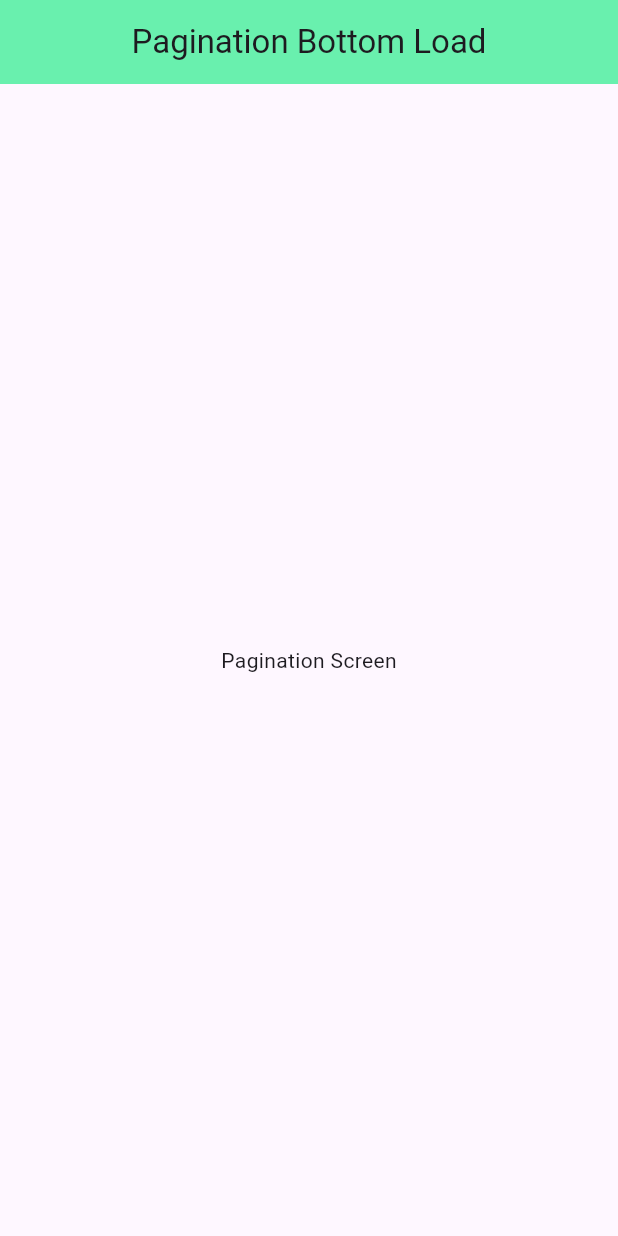
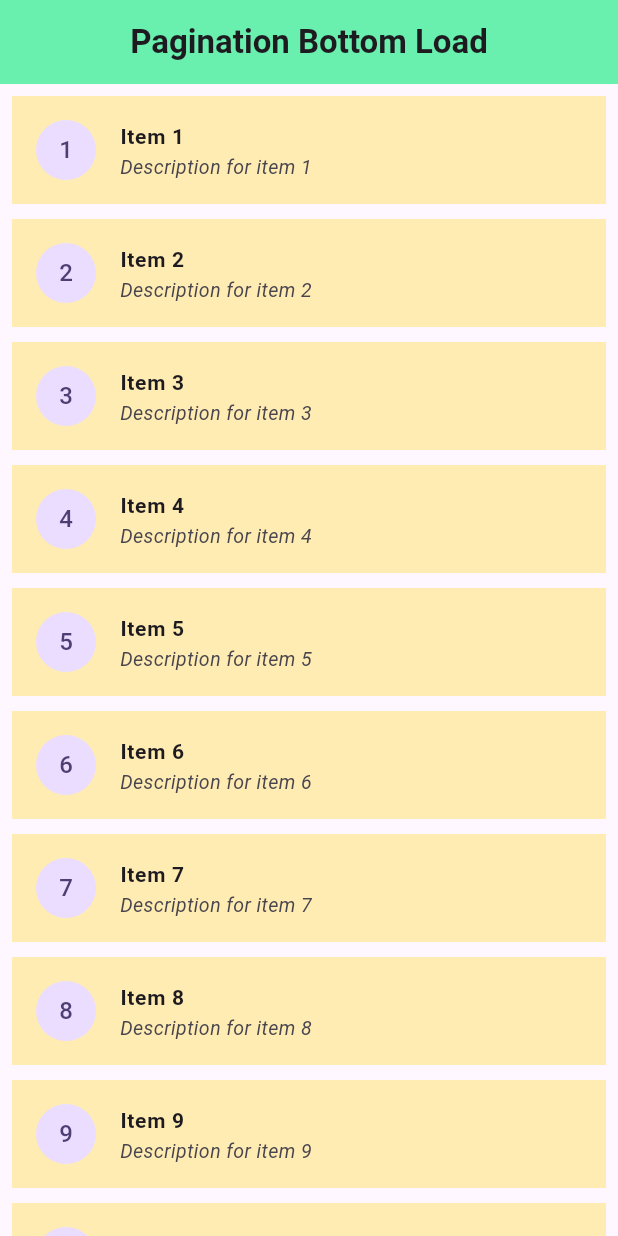
Before and after one commit to The-IK11/Pagination-with-RxDart, a Flutter app: the screen it shows after launch, on a phone screen of 412 x 824 dp. Run offline on Flutter 3.47's test engine with Material 3 defaults, Android fonts, the phone set to English and light mode, and no system bars; our stand-ins replace google_fonts; Roboto replaces fonts that are missing (Laila).

Commit message:
Implement pagination feature with loading indicator and item repository

```diff
--- /dev/null
+++ b/lib/data/datasources/local_item_datasource.dart
@@ -0,0 +1,22 @@
+import 'dart:async';
+
+import 'package:pagination_with_rxdart/data/models/item_model.dart';
+
+/// Simple local datasource returning a small hard-coded list of items.
+class LocalItemDatasource {
+  Future<List<ItemModel>> getItems() async {
+    // simulate a short delay as if reading from disk / network
+    await Future.delayed(const Duration(milliseconds: 250));
+
+    final raw = [
+      {'id': 1, 'title': 'Apples', 'description': 'Fresh red apples.'},
+      {'id': 2, 'title': 'Bananas', 'description': 'Ripe yellow bananas.'},
+      {'id': 3, 'title': 'Cherries', 'description': 'Sweet cherries.'},
+      {'id': 4, 'title': 'Dates', 'description': 'Dried dates.'},
+      {'id': 5, 'title': 'Elderberries', 'description': 'Tart elderberries.'},
+      {'id': 6, 'title': 'Figs', 'description': 'Delicious figs.'},
+    ];
+
+    return raw.map((m) => ItemModel.fromJson(m)).toList(growable: false);
+  }
+}
--- /dev/null
+++ b/lib/data/models/item_model.dart
@@ -0,0 +1,22 @@
+import 'package:pagination_with_rxdart/domain/entities/item.dart';
+
+class ItemModel extends Item {
+  const ItemModel({required int id, required String title, required String description})
+      : super(id: id, title: title, description: description);
+
+  factory ItemModel.fromJson(Map<String, dynamic> json) {
+    return ItemModel(
+      id: json['id'] as int,
+      title: json['title'] as String,
+      description: json['description'] as String,
+    );
+  }
+
+  Map<String, dynamic> toJson() {
+    return {
+      'id': id,
+      'title': title,
+      'description': description,
+    };
+  }
+}
--- /dev/null
+++ b/lib/data/repositories/item_repository_impl.dart
@@ -0,0 +1,16 @@
+import 'package:pagination_with_rxdart/data/datasources/local_item_datasource.dart';
+import 'package:pagination_with_rxdart/domain/entities/item.dart';
+import 'package:pagination_with_rxdart/domain/repositories/item_repository.dart';
+
+class ItemRepositoryImpl implements ItemRepository {
+  final LocalItemDatasource datasource;
+
+  ItemRepositoryImpl(this.datasource);
+
+  @override
+  Future<List<Item>> fetchItems() async {
+    // simply delegate to the datasource in this simple example
+    final models = await datasource.getItems();
+    return models;
+  }
+}
--- /dev/null
+++ b/lib/domain/entities/item.dart
@@ -0,0 +1,7 @@
+class Item {
+  final int id;
+  final String title;
+  final String description;
+
+  const Item({required this.id, required this.title, required this.description});
+}
--- /dev/null
+++ b/lib/domain/repositories/item_repository.dart
@@ -0,0 +1,9 @@
+import 'package:pagination_with_rxdart/domain/entities/item.dart';
+
+abstract class ItemRepository {
+  /// Fetches a list of items.
+  ///
+  /// Returns a [List<Item>] on success. Implementations may fetch from
+  /// remote or local sources.
+  Future<List<Item>> fetchItems();
+}
--- a/lib/main.dart
+++ b/lib/main.dart
@@ -1,4 +1,5 @@
 import 'package:flutter/material.dart';
+import 'package:google_fonts/google_fonts.dart';
 import 'package:pagination_with_rxdart/presentaion/pagination_screen.dart';
 
 void main() {
@@ -15,7 +16,9 @@ class MyApp extends StatelessWidget {
       debugShowCheckedModeBanner: false,
       title: 'Pagination Flutter Demo',
       theme: ThemeData(
-
+   textTheme: GoogleFonts.lailaTextTheme(
+      Theme.of(context).textTheme,
+    ),
         colorScheme: ColorScheme.fromSeed(seedColor: Colors.deepPurple),
       ),
       home: const PaginationScreen(),
--- a/lib/presentaion/pagination_screen.dart
+++ b/lib/presentaion/pagination_screen.dart
@@ -1,4 +1,8 @@
 import 'package:flutter/material.dart';
+import 'package:pagination_with_rxdart/domain/entities/item.dart';
+import 'package:pagination_with_rxdart/data/datasources/local_item_datasource.dart';
+import 'package:pagination_with_rxdart/data/repositories/item_repository_impl.dart';
+import 'package:pagination_with_rxdart/presentaion/widgets/custom_loading_indicator.dart';
 
 class PaginationScreen extends StatefulWidget {
   const PaginationScreen({super.key});
@@ -8,20 +12,91 @@ class PaginationScreen extends StatefulWidget {
 }
 
 class _PaginationScreenState extends State<PaginationScreen> {
+
+
+  @override
+  void initState() {
+    super.initState();
+    //Implement it next
+    // _repository = ItemRepositoryImpl(LocalItemDatasource());
+    // _loadItems();
+  }
+  // List to hold items (domain entity)
+  List<Item> items = List.generate(
+    20,
+    (index) => Item(
+      id: index + 1,
+      title: 'Item ${index + 1}',
+      description: 'Description for item ${index + 1}',
+    ),
+  );
+  bool _loading = false;
+
+  late final ItemRepositoryImpl _repository;
+
+
   @override
   Widget build(BuildContext context) {
     return Scaffold(
       appBar: AppBar(
         animateColor: true,
         backgroundColor: Colors.greenAccent,
-        shadowColor: Color.fromARGB(255, 249, 249, 249),
+        shadowColor: Color.fromARGB(221, 249, 249, 249),
         centerTitle: true,
 
-        title: const Text('Pagination Bottom Load'),
+        title: const Text('Pagination Bottom Load',style: TextStyle(fontWeight: FontWeight.bold),) ,
       ),
-      body: const Center(
-        child: Text('Pagination Screen'),
+      body: SafeArea(
+        child: _loading
+            ? const Center(child: CircularProgressIndicator())
+            : Column(
+                children: [
+                  Expanded(
+                    child: ListView.separated(
+                      padding: const EdgeInsets.all(8),
+                      itemCount: items.length + 1,
+                      separatorBuilder: (context, index) => const SizedBox(height: 10),
+                      itemBuilder: (context, index) {
+                        // Show custom loading indicator as the last item
+                        if (index == items.length) {
+                          return const CustomLoadingIndicator(
+                            size: 60.0,
+                            primaryColor: Colors.greenAccent,
+                            secondaryColor: Colors.green,
+                          );
+                        }
+
+                        final item = items[index];
+
+                        return ListTile(
+                          tileColor: Colors.amber[100],
+                          leading: CircleAvatar(child: Text(item.id.toString())),
+                          title: Text(item.title,style: const TextStyle(fontWeight: FontWeight.bold,fontSize: 14),),
+                          subtitle: Text(item.description,style: const TextStyle(fontStyle: FontStyle.italic,fontSize: 13),),
+                        );
+                      },
+                    ),
+                  ),
+                ],
+              ),
       ),
     );
   }
+
+
+//Implement it next
+  Future<void> _loadItems() async {
+    setState(() => _loading = true);
+    try {
+      final fetched = await _repository.fetchItems();
+      setState(() {
+        items = fetched;
+      });
+    } catch (e) {
+      // in a real app handle/report error properly
+      debugPrint('Failed to load items: $e');
+    } finally {
+      setState(() => _loading = false);
+    }
+  }
 }
```
Also changed, not shown: lib/presentaion/widgets/custom_loading_indicator.dart (added, +104 -0 lines).
